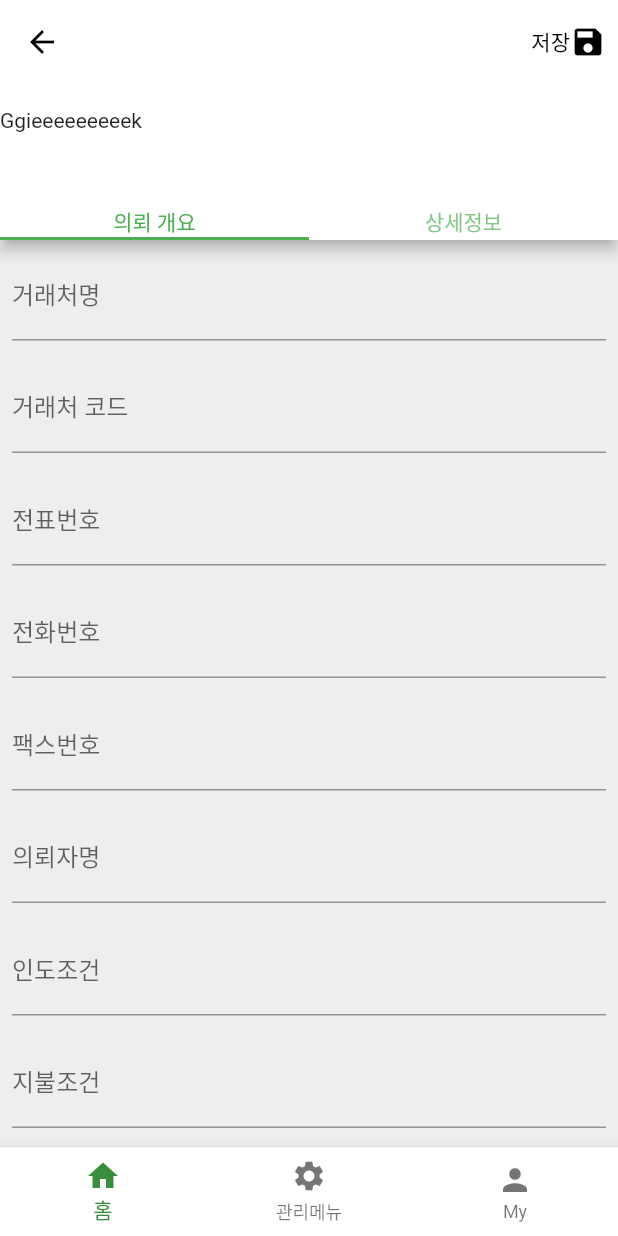
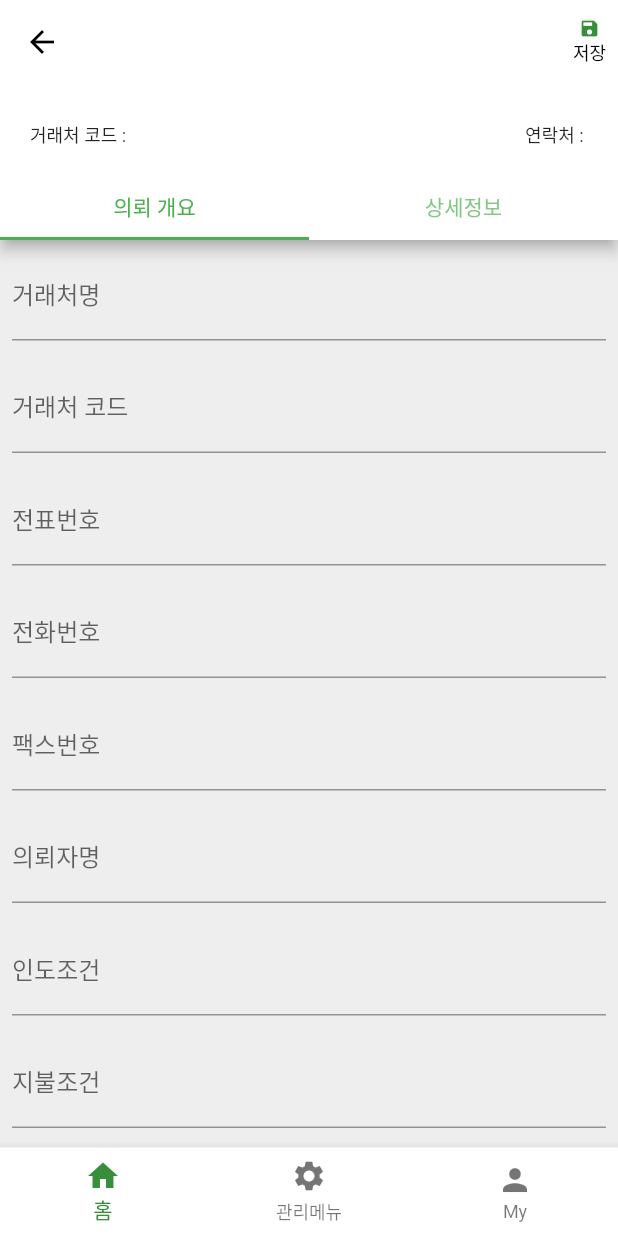
Before and after one commit to lemonsatang/helpme, a Flutter app: the AddEditPage screen opened directly, on a phone screen of 412 x 824 dp. Run offline on Flutter 3.47's test engine with Material 2 defaults, Android fonts, the phone set to English and light mode, and no system bars; network calls fail.

Commit message:
끼요오옷
기요오옷

```diff
--- a/project_helpme/lib/AddEditPage.dart
+++ b/project_helpme/lib/AddEditPage.dart
@@ -24,10 +24,15 @@ class _AddEditPageState extends State<AddEditPage> {
   TextEditingController sryang = TextEditingController();
   TextEditingController jryang = TextEditingController();
   TextEditingController bigo = TextEditingController();
+  TextEditingController cdate = TextEditingController();
   TextEditingController cuser = TextEditingController();
+  TextEditingController mdate = TextEditingController();
   TextEditingController muser = TextEditingController();
 
   bool editMode = false;
+
+  static const int numItems = 20;
+  List<bool> selected = List<bool>.generate(numItems, (int index) => false);
 
   addUpdateData() {
     if (editMode) {
@@ -89,6 +94,9 @@ class _AddEditPageState extends State<AddEditPage> {
       sryang.text = widget.list[widget.index]['SRYANG'];
       jryang.text = widget.list[widget.index]['JRYANG'];
       bigo.text = widget.list[widget.index]['BIGO'];
+      cdate.text = widget.list[widget.index]['CDATE'];
+      cuser.text = widget.list[widget.index]['CUSER'];
+      mdate.text = widget.list[widget.index]['MDATE'];
       muser.text = widget.list[widget.index]['MUSER'];
     }
   }
@@ -120,30 +128,82 @@ class _AddEditPageState extends State<AddEditPage> {
                 },
                 child: Padding(
                   padding: EdgeInsets.fromLTRB(8.0, 0, 8.0, 0),
-                  child: Row(
+                  child: Column(
                     mainAxisAlignment: MainAxisAlignment.center,
                     crossAxisAlignment: CrossAxisAlignment.center,
                     children: [
-                      Text('저장'),
-                      Icon(Icons.save),
+                      Icon(
+                        Icons.save,
+                        size: 14.0,
+                        color: Colors.green[700],
+                      ),
+                      Text(
+                        '저장',
+                        style: TextStyle(
+                          fontSize: 12.0,
+                        ),
+                      ),
                     ],
                   ),
                 ),
               ),
             ],
             flexibleSpace: PreferredSize(
-              preferredSize: Size.fromHeight(100),
+              preferredSize: Size.fromHeight(160.0),
               child: Center(
-                child: Row(
-                  children: [
-                    Text('Ggieeeeeeeeek'),
-                  ],
+                child: Padding(
+                  padding: EdgeInsets.fromLTRB(20.0, 0, 20.0, 0),
+                  child: Row(
+                    mainAxisAlignment: MainAxisAlignment.spaceBetween,
+                    crossAxisAlignment: CrossAxisAlignment.center,
+                    children: [
+                      Column(
+                        mainAxisAlignment: MainAxisAlignment.center,
+                        crossAxisAlignment: CrossAxisAlignment.start,
+                        children: [
+                          Text(
+                            comp.text,
+                            style: TextStyle(
+                              fontSize: 16.0,
+                              fontWeight: FontWeight.bold,
+                            ),
+                          ),
+                          Text(
+                            '거래처 코드 : ' + c_code.text,
+                            style: TextStyle(
+                              fontSize: 12.0,
+                            ),
+                          ),
+                        ],
+                      ),
+                      Column(
+                        mainAxisAlignment: MainAxisAlignment.center,
+                        crossAxisAlignment: CrossAxisAlignment.end,
+                        children: [
+                          Text(
+                            cdate.text,
+                            style: TextStyle(
+                              fontSize: 16.0,
+                              fontWeight: FontWeight.bold,
+                            ),
+                          ),
+                          Text(
+                            '연락처 : ' + phone.text,
+                            style: TextStyle(
+                              fontSize: 12.0,
+                            ),
+                          ),
+                        ],
+                      ),
+                    ],
+                  ),
                 ),
               ),
             ),
             bottom: TabBar(
               indicatorColor: Colors.green,
               labelColor: Colors.green,
+              labelPadding: EdgeInsets.all(10.0),
               tabs: [
                 Text('의뢰 개요'),
                 Text('상세정보'),
@@ -292,8 +352,64 @@ class _AddEditPageState extends State<AddEditPage> {
                 ),
               ],
             ), // 첫번째 탭
-            Center(
-              child: Text('Juice Newton - Angel of the Morning'),
+            SingleChildScrollView(
+              child: SizedBox(
+                width: double.infinity,
+                child:
+                    // 임시 데이터테이블
+
+                    DataTable(
+                  headingRowHeight: 40.0,
+                  headingRowColor: MaterialStateColor.resolveWith(
+                    (states) {
+                      return Colors.grey.withOpacity(0.5);
+                    },
+                  ),
+                  headingTextStyle: TextStyle(
+                    fontSize: 12.0,
+                    fontWeight: FontWeight.bold,
+                    color: Colors.grey[800],
+                  ),
+                  dataTextStyle: TextStyle(
+                    fontSize: 11.0,
+                    color: Colors.grey[600],
+                  ),
+                  columns: const <DataColumn>[
+                    DataColumn(
+                      label: Text('순번'),
+                    ),
+                    DataColumn(
+                      label: Text('품명'),
+                    ),
+                    DataColumn(
+                      label: Text('수량'),
+                    ),
+                    DataColumn(
+                      label: Text('중량'),
+                    ),
+                  ],
+                  rows: List<DataRow>.generate(
+                    numItems,
+                    (int index) => DataRow(
+                      color: MaterialStateProperty.resolveWith<Color?>(
+                          (Set<MaterialState> states) {
+                        if (index.isEven) {
+                          return Colors.grey.withOpacity(0.2);
+                        }
+                        return null;
+                      }),
+                      cells: <DataCell>[
+                        DataCell(Text('$index')),
+                        DataCell(Text('끼요오오오오옷')),
+                        DataCell(Text('끼에에엑')),
+                        DataCell(Text('끄아아악')),
+                      ],
+                    ),
+                  ),
+                ),
+
+                // 임시 데이터테이블
+              ),
             ), // 두번재 탭
           ],
         ),
--- a/project_helpme/lib/detailList.dart
+++ b/project_helpme/lib/detailList.dart
@@ -0,0 +1,4 @@
+import 'package:http/http.dart' as http;
+import 'package:project_helpme/AddEditPage.dart';
+import 'dart:convert';
+import 'dart:async';
```
